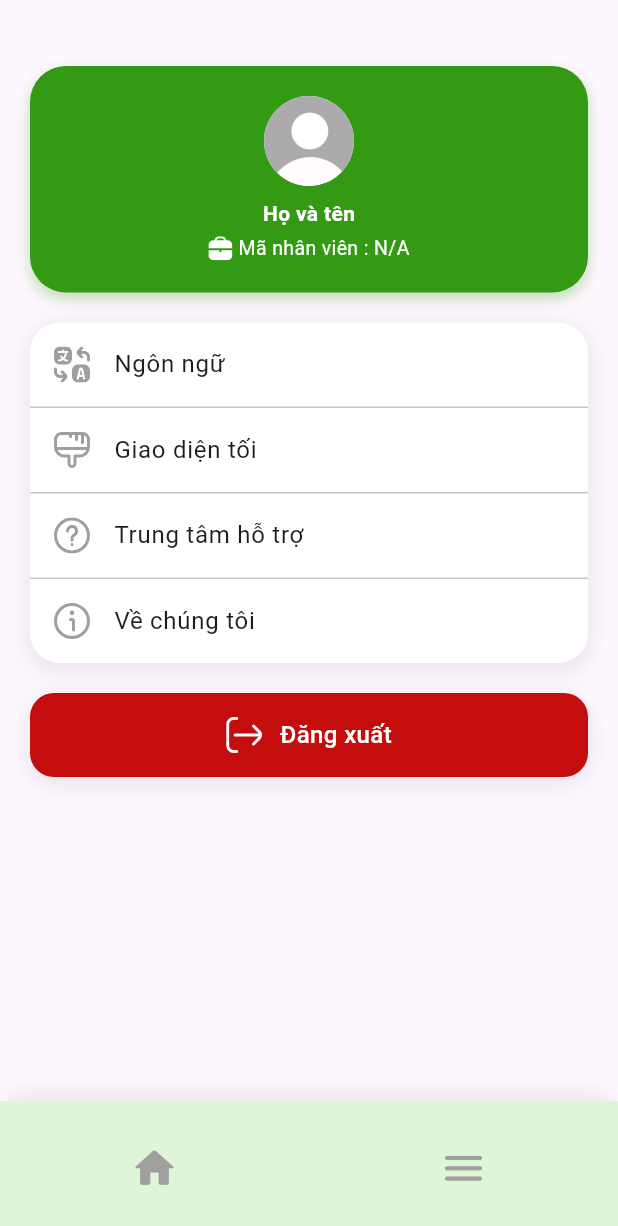
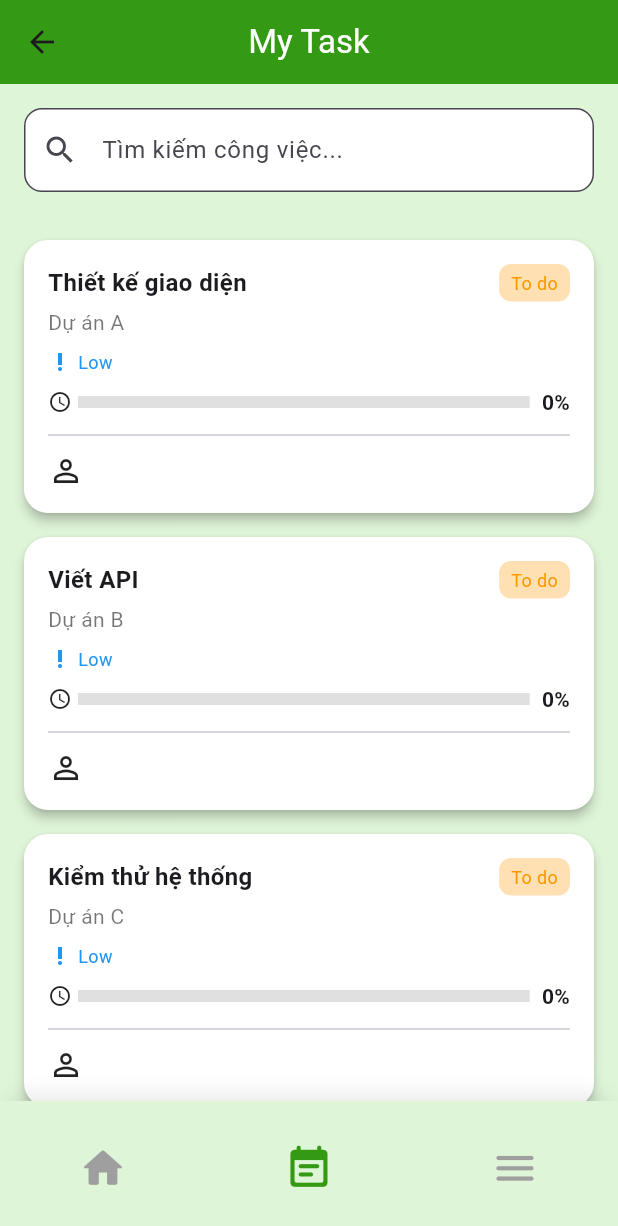
Before and after one commit to LTT4504/erp_app_nood, a Flutter app: the HomeScreen screen opened by its route, item 2 of the bottom bar chosen, on a phone screen of 412 x 824 dp. Shown: the top 1226 px of the screen. Run offline on Flutter 3.47's test engine with Material 3 defaults, Android fonts, the phone set to English and light mode, and no system bars; our stand-ins replace dio, flutter_svg, get, get_storage, logger; accounts and stored records are empty.

Commit message:
feat: create my task screen

```diff
--- a/lib/modules/home/home_binding.dart
+++ b/lib/modules/home/home_binding.dart
@@ -7,6 +7,7 @@ class HomeBinding extends Bindings {
   void dependencies() {
     Get.lazyPut<HomeController>(() => HomeController());
     Get.lazyPut<TaskController>(() => TaskController());
+
   }
 
 }
--- a/lib/modules/home/home_screen.dart
+++ b/lib/modules/home/home_screen.dart
@@ -2,7 +2,7 @@ import 'package:flutter/material.dart';
 import 'package:get/get.dart';
 import 'package:work_manager/modules/home/home_controller.dart';
 import 'package:work_manager/modules/home/widgets/home_bottom.dart';
-
+import '../my_task/my_task_screen.dart';
 import '../setting/setting_screen.dart';
 import 'home_main_screen.dart';
 
@@ -18,7 +18,7 @@ class HomeScreen extends StatelessWidget {
             index: controller.currentTab,
             children: const [
               HomeMainScreen(),    // Tab 0
-              // HomeEventScreen(),   // Tab 1
+              MyTaskScreen(), // Tab 1
               // HomeTaskScreen(),    // Tab 2
               SettingScreen(),     // Tab 3
             ],
--- a/lib/modules/home/widgets/home_bottom.dart
+++ b/lib/modules/home/widgets/home_bottom.dart
@@ -64,10 +64,10 @@ class HomeBottomNav extends StatelessWidget {
             icon: _buildIcon(Icons.home_rounded, currentIndex == 0, iconSize),
             label: '',
           ),
-          // BottomNavigationBarItem(
-          //   icon: _buildIcon(Icons.event_note_rounded, currentIndex == 1),
-          //   label: '',
-          // ),
+          BottomNavigationBarItem(
+            icon: _buildIcon(Icons.event_note_rounded, currentIndex == 1, iconSize),
+            label: '',
+          ),
           // BottomNavigationBarItem(
           //   icon: _buildIcon(Icons.task_rounded, currentIndex == 2),
           //   label: '',
--- a/lib/modules/home/widgets/home_date.dart
+++ b/lib/modules/home/widgets/home_date.dart
@@ -1,6 +1,7 @@
 import 'package:flutter/material.dart';
 import 'package:get/get.dart';
 import 'package:intl/intl.dart';
+import 'package:work_manager/shared/constants/colors.dart';
 
 import '../../../shared/controller/locate_controller.dart';
 
@@ -20,7 +21,7 @@ class HomeDate extends StatelessWidget {
       return Text(
         "$weekday, $formatted",
         style: const TextStyle(
-          color: Colors.green,
+          color:ColorConstants.highlightPrimary,
           fontSize: 20,
           fontWeight: FontWeight.bold,
         ),
--- /dev/null
+++ b/lib/modules/my_task/my_task_binding.dart
@@ -0,0 +1,9 @@
+import 'package:get/get.dart';
+import 'my_task_controller.dart';
+
+class MyTaskBinding extends Bindings {
+  @override
+  void dependencies() {
+    Get.lazyPut<MyTaskController>(() => MyTaskController());
+  }
+}
--- /dev/null
+++ b/lib/modules/my_task/my_task_controller.dart
@@ -0,0 +1,27 @@
+import 'package:get/get.dart';
+
+class MyTaskController extends GetxController {
+  final tasks = [
+    {'title': 'Thiết kế giao diện', 'project': 'Dự án A'},
+    {'title': 'Viết API', 'project': 'Dự án B'},
+    {'title': 'Kiểm thử hệ thống', 'project': 'Dự án C'},
+  ].obs;
+
+  final filteredTasks = <Map<String, String>>[].obs;
+
+  @override
+  void onInit() {
+    super.onInit();
+    filteredTasks.assignAll(tasks);
+  }
+
+  void search(String query) {
+    if (query.isEmpty) {
+      filteredTasks.assignAll(tasks);
+    } else {
+      filteredTasks.assignAll(tasks.where((task) =>
+        task['title']!.toLowerCase().contains(query.toLowerCase())
+      ));
+    }
+  }
+}
--- /dev/null
+++ b/lib/modules/my_task/my_task_screen.dart
@@ -0,0 +1,141 @@
+import 'package:flutter/material.dart';
+import 'package:get/get.dart';
+import 'my_task_controller.dart';
+import '../../shared/constants/colors.dart';
+
+class MyTaskScreen extends GetView<MyTaskController> {
+  const MyTaskScreen({super.key});
+
+  @override
+  Widget build(BuildContext context) {
+    Get.put(MyTaskController());
+        return Scaffold(
+      backgroundColor: ColorConstants.highlightPrimaryPastel,
+      appBar: AppBar(
+        backgroundColor: ColorConstants.highlightPrimary,
+        elevation: 0,
+        title: const Text('My Task', style: TextStyle(color: ColorConstants.white)),
+        centerTitle: true,
+      ),
+      body: Column(
+        children: [
+          Padding(
+            padding: const EdgeInsets.all(16),
+            child: TextField(
+              decoration: InputDecoration(
+                hintText: 'Tìm kiếm công việc...',
+                prefixIcon: const Icon(Icons.search),
+                border: OutlineInputBorder(
+                  borderRadius: BorderRadius.circular(12),
+                ),
+                filled: true,
+                fillColor: Colors.white,
+              ),
+              onChanged: (value) => controller.search(value),
+            ),
+          ),
+          Expanded(
+            child: Obx(() {
+              final tasks = controller.filteredTasks;
+              return ListView.builder(
+                padding: const EdgeInsets.all(16),
+                itemCount: tasks.length,
+                itemBuilder: (context, index) {
+                  final task = tasks[index];
+                  return Card(
+                    elevation: 3,
+                    shape: RoundedRectangleBorder(
+                      borderRadius: BorderRadius.circular(16),
+                    ),
+                    margin: const EdgeInsets.only(bottom: 16),
+                    color: ColorConstants.white,
+                    child: Padding(
+                      padding: const EdgeInsets.all(16),
+                      child: Column(
+                        crossAxisAlignment: CrossAxisAlignment.start,
+                        children: [
+                          Row(
+                            mainAxisAlignment: MainAxisAlignment.spaceBetween,
+                            children: [
+                              Expanded(
+                                child: Text(
+                                  task['title'] ?? '',
+                                  style: const TextStyle(
+                                    fontWeight: FontWeight.bold,
+                                    fontSize: 16,
+                                  ),
+                                ),
+                              ),
+                              Container(
+                                padding: const EdgeInsets.symmetric(horizontal: 8, vertical: 4),
+                                decoration: BoxDecoration(
+                                  color: Colors.orange.shade100,
+                                  borderRadius: BorderRadius.circular(8),
+                                ),
+                                child: const Text(
+                                  'To do',
+                                  style: TextStyle(color: Colors.orange, fontSize: 12),
+                                ),
+                              ),
+                            ],
+                          ),
+                          const SizedBox(height: 4),
+                          Text(
+                            task['project'] ?? task['subtitle'] ?? '',
+                            style: const TextStyle(color: Colors.black54),
+                          ),
+                          const SizedBox(height: 8),
+                          Row(
+                            children: [
+                              const Icon(Icons.priority_high, color: Colors.blue, size: 16),
+                              const SizedBox(width: 4),
+                              Text(
+                                task['priority'] ?? 'Low',
+                                style: const TextStyle(color: Colors.blue, fontSize: 12),
+                              ),
+                            ],
+                          ),
+                          const SizedBox(height: 8),
+                          Row(
+                            children: [
+                              const Icon(Icons.access_time, size: 16),
+                              const SizedBox(width: 4),
+                              Expanded(
+                                child: LinearProgressIndicator(
+                                  value: ((task['progress'] as num? ?? 0) / 100).clamp(0.0, 1.0),
+                                  backgroundColor: Colors.grey.shade300,
+                                  color: Colors.blue,
+                                  minHeight: 8,
+                                ),
+                              ),
+                              const SizedBox(width: 8),
+                              Text(
+                                "${task['progress'] ?? 0}%",
+                                style: const TextStyle(fontWeight: FontWeight.bold),
+                              ),
+                            ],
+                          ),
+                          const Divider(height: 24),
+                          Row(
+                            mainAxisAlignment: MainAxisAlignment.spaceBetween,
+                            children: [
+                              const Icon(Icons.person_outline),
+                              Text(
+                                task['datetime'] ?? '',
+                                style: const TextStyle(color: Colors.black54, fontSize: 12),
+                              ),
+                            ],
+                          ),
+                        ],
+                      ),
+                    ),
+                  );
+                },
+              );
+            }),
+          ),
+        ],
+      ),
+    );
+  }
+}
--- /dev/null
+++ b/lib/modules/my_task/task/task_controller.dart
@@ -0,0 +1,31 @@
+import 'package:get/get.dart';
+
+class TaskController extends GetxController {
+  final RxList<Map<String, dynamic>> tasks = <Map<String, dynamic>>[
+    {
+      'title': 'Feature #10: Create API Module',
+      'subtitle': 'Sub Task 8',
+      'priority': 'Low',
+      'progress': 0,
+      'datetime': '08/04/2025 15:34',
+    },
+    {
+      'title': 'UI Design: Home Page',
+      'subtitle': 'Sub Task 2',
+      'priority': 'Medium',
+      'progress': 40,
+      'datetime': '10/04/2025 14:00',
+    },
+  ].obs;
+
+  final RxString searchQuery = ''.obs;
+
+  List<Map<String, dynamic>> get filteredTasks {
+    if (searchQuery.value.isEmpty) return tasks;
+    return tasks
+        .where((task) =>
+            task['title']!.toLowerCase().contains(searchQuery.value.toLowerCase()) ||
+            task['subtitle']!.toLowerCase().contains(searchQuery.value.toLowerCase()))
+        .toList();
+  }
+}
--- a/lib/modules/setting/setting_screen.dart
+++ b/lib/modules/setting/setting_screen.dart
@@ -16,7 +16,9 @@ class SettingScreen extends StatelessWidget {
 
   @override
   Widget build(BuildContext context) {
-    return SafeArea(
+    return Scaffold(
+      backgroundColor: ColorConstants.highlightPrimaryPastel,
+      body: SafeArea(
         child: Padding(
           padding: const EdgeInsets.only(top: 24), // ✅ Dịch toàn bộ xuống
           child: ListView(
@@ -24,13 +26,13 @@ class SettingScreen extends StatelessWidget {
             children: [
               // ✅ Thông tin user
               Container(
-              padding: const EdgeInsets.all(20),
+              padding: const EdgeInsets.all(40),
               decoration: BoxDecoration(
                 color: ColorConstants.highlightPrimary,
                 borderRadius: BorderRadius.circular(24),
                 boxShadow: [
                   BoxShadow(
-                    color: ColorConstants.highlightPrimary.withOpacity(0.3),
+                    color: ColorConstants.highlightPrimary.withValues(alpha: 0.3),
                     blurRadius: 8,
                     offset: const Offset(0, 4),
                   )
@@ -197,6 +199,7 @@ class SettingScreen extends StatelessWidget {
           ],
         ),
       ),
+    )
     );
   }
 }
--- a/lib/routes/app_pages.dart
+++ b/lib/routes/app_pages.dart
@@ -1,5 +1,7 @@
 import 'package:get/get.dart';
 import '../modules/attendance/attendance_history_screen.dart';
+import '../modules/my_task/my_task_screen.dart';
+import '../modules/my_task/my_task_binding.dart';
 import '../modules/attendance/widgets/attendance.dart';
 import '../modules/auth/auth_binding.dart';
 import '../modules/auth/auth_view.dart';
@@ -41,9 +43,14 @@ class AppPages {
       binding: AttendanceBindings(),
     ),
     GetPage(
-  name: '/attendance-history',
-  page: () => const AttendanceHistoryScreen(),
-),
-
+      name: AppRoutes.attendanceHistory,
+      page: () => const AttendanceHistoryScreen(),
+    ),
+    // Thêm route cho màn hình MyTask
+     GetPage(
+      name: AppRoutes.myTask,
+      page: () => MyTaskScreen(),
+      binding: MyTaskBinding(),
+    ),
   ];
 }
--- a/lib/routes/app_routes.dart
+++ b/lib/routes/app_routes.dart
@@ -6,4 +6,6 @@ abstract class AppRoutes {
   static const splash = '/splash';
   static const attendance = '/attendance';
   static const dashboard = '/dashboard';
+  static const attendanceHistory = '/attendance-history';
+  static const myTask = '/my-task';
 }
```
Also changed, not shown: lib/main.dart (+5 -5 lines), lib/modules/auth/auth_controller.dart (+10 -5 lines), lib/modules/my_task/task/task_binding.dart (added, +9 -0 lines), lib/modules/my_task/task/task_screen.dart (added, +156 -0 lines). Lines whose indentation alone changed are shown as unchanged.
